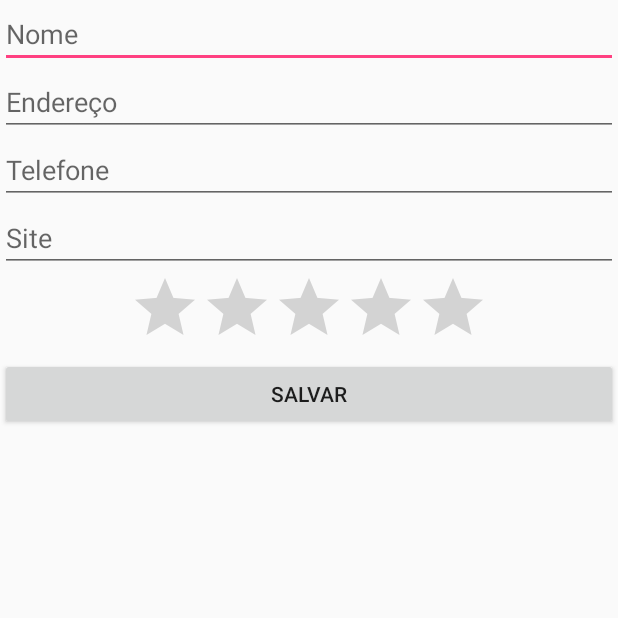
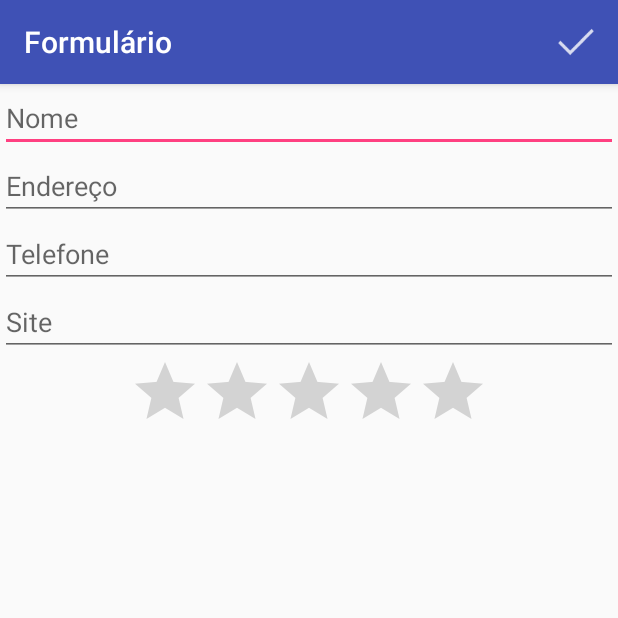
Before and after one commit to sampaiolyrio/AndroidStudioProjects, an Android app: the screen it shows after launch (FormularioActivity), on a phone screen of 412 x 824 dp, the top half of it. Run offline under Robolectric (Android 15) with nearby library versions, the phone set to English and light mode, and no system bars.

Commit message:
Curso: Crie sua App fantástica com Android Studio Correções de errros de menu da aula 3.3 até 4.1. Signed-off-by: Marcos Lyrio <sampaiolyrio@hotmail.com>

```diff
--- a/Agenda/app/src/main/AndroidManifest.xml
+++ b/Agenda/app/src/main/AndroidManifest.xml
@@ -12,7 +12,7 @@
         <activity
             android:name=".ListaAlunosActivity"
             android:label="@string/app_name"
-            android:theme="@style/AppTheme.NoActionBar">
+            android:theme="@style/AppTheme">
             <intent-filter>
                 <action android:name="android.intent.action.MAIN" />
                 <category android:name="android.intent.category.LAUNCHER" />
@@ -21,7 +21,7 @@
         <activity
             android:name=".FormularioActivity"
             android:label="@string/title_activity_formulario"
-            android:theme="@style/AppTheme.NoActionBar">
+            android:theme="@style/AppTheme">
         <intent-filter>
             <action android:name="android.intent.action.MAIN" />
             <category android:name="android.intent.category.LAUNCHER" />
--- a/Agenda/app/src/main/java/br/com/lyrio/agenda/FormularioActivity.java
+++ b/Agenda/app/src/main/java/br/com/lyrio/agenda/FormularioActivity.java
@@ -29,7 +29,7 @@ public class FormularioActivity extends AppCompatActivity {
 
         final FormularioHelper helper = new FormularioHelper(this);
 
-        Button botaoSalvar  = (Button) findViewById(R.id.formulario_salvar);
+        /*Button botaoSalvar  = (Button) findViewById(R.id.formulario_salvar);
         botaoSalvar.setOnClickListener(new View.OnClickListener(){
             @Override
             public void onClick(View v) {
@@ -39,7 +39,7 @@ public class FormularioActivity extends AppCompatActivity {
                 //Toast.makeText(FormularioActivity.this,"Botão Clicado",Toast.LENGTH_SHORT).show();
                 finish();
             }
-        });
+        });*/
     }
 
     @Override
@@ -55,30 +55,8 @@ public class FormularioActivity extends AppCompatActivity {
     public boolean onOptionsItemSelected(MenuItem item) {
             switch (item.getItemId()) {
                 case R.id.menu_formulario_ok:
-
-
-                    //Aluno aluno = helper.pegaAluno();
-
-                    //Toast.makeText(FormularioActivity.this, "Aluno "+ aluno.getNome(), Toast.LENGTH_SHORT).show();
-
-
-
-
-
-
-
-                    /*EditText campoNome = (EditText) findViewById(R.id.formulario_nome);
-                    String nome =campoNome.getText().toString();
-
-                    EditText campoEndereco = (EditText) findViewById(R.id.formulario_endereco);
-                    String endereco = campoNome.getText().toString();
-
-                    EditText campoTelefone = (EditText) findViewById(R.id.formulario_telefone);
-                    String telefone = campoNome.getText().toString();
-
-                    EditText campoSite = (EditText) findViewById(R.id.formulario_site);
-                    String site = campoNome.getText().toString();*/
-
+                   Aluno aluno = helper.pegaAluno();
+                   Toast.makeText(FormularioActivity.this, "Aluno "+ aluno.getNome()+" salvo", Toast.LENGTH_SHORT).show();
                     finish();
                     break;
             }
--- a/Agenda/app/src/main/res/layout/activity_formulario.xml
+++ b/Agenda/app/src/main/res/layout/activity_formulario.xml
@@ -32,10 +32,10 @@
         android:numStars="5"
         android:max="10"
         android:layout_gravity="center"/>
-        <Button android:layout_width="match_parent"
+        <!--<Button android:layout_width="match_parent"
         android:layout_height="wrap_content"
         android:text="Salvar"
-            android:id="@+id/formulario_salvar"/>
+            android:id="@+id/formulario_salvar"/>-->
     </LinearLayout>
 
 </ScrollView>
--- a/Agenda/app/src/main/res/menu/menu_formulario.xml
+++ b/Agenda/app/src/main/res/menu/menu_formulario.xml
@@ -6,5 +6,5 @@
         android:id="@+id/menu_formulario_ok"
         android:title="Ok"
         android:icon="@drawable/ic_confirmar"
-        android:showAsAction="always"/>
+        app:showAsAction="always"/>
 </menu>
```
